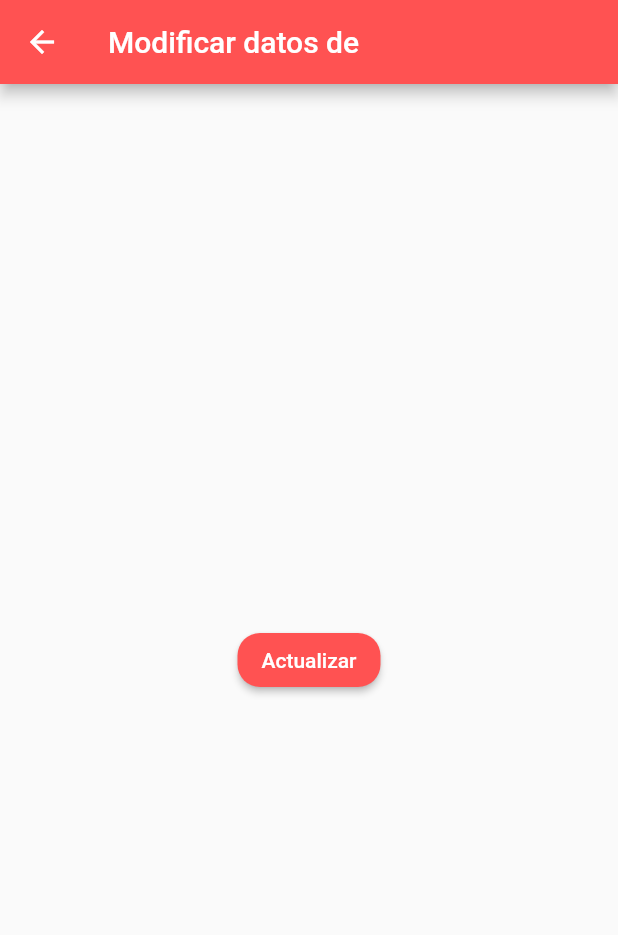
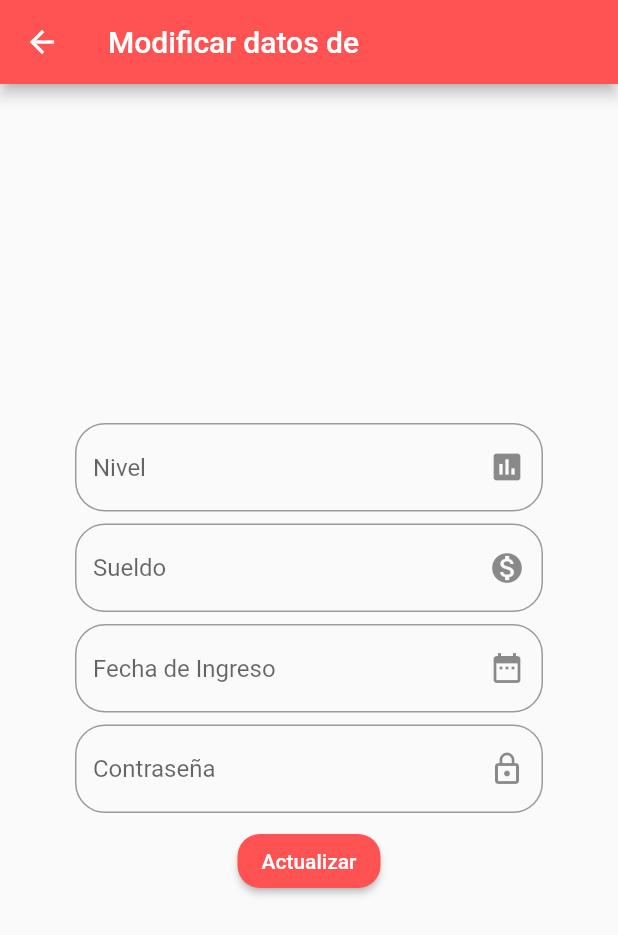
Before and after one commit to SerAguilarV/App_Flutter_API_DataIO, a Flutter app: the EditPage screen opened directly with empty values, after a tap on "Actualizar", on a phone screen of 412 x 824 dp. Shown: the top 935 px of the screen. Run offline on Flutter 3.47's test engine with Material 2 defaults, Android fonts, the phone set to English and light mode, and no system bars; network calls fail.

Commit message:
[ADD] EditPage's functionality added

```diff
--- a/lib/pages/editar_page.dart
+++ b/lib/pages/editar_page.dart
@@ -1,5 +1,9 @@
+import 'dart:convert';
+
 import 'package:api_node/utils/data.dart';
 import 'package:flutter/material.dart';
+
+import 'package:http/http.dart' as http;
 
 class EditPage extends StatefulWidget {
   EditPage(this.datos);
@@ -10,6 +14,18 @@ class EditPage extends StatefulWidget {
 }
 
 class _EditPageState extends State<EditPage> {
+  Map<String,Map<String,dynamic>> _campos = {
+    // "Nombre": {"Icono" : Icon(Icons.account_circle), "keyboard" : TextInputType.text, "data" : "", "json" : "NOMBRE"},
+    // "Apellidos": {"Icono": Icon(Icons.account_circle), "keyboard" : TextInputType.text, "data" : ""},
+    "Nivel" : {"Icono": Icon(Icons.assessment), "keyboard" : TextInputType.number, "data" : "", "json" :"NIVEL"},
+    "Sueldo" : {"Icono": Icon(Icons.monetization_on),  "keyboard" : TextInputType.number, "data" : "", "json" :"SUELDO"},
+    "Fecha de Ingreso": {"Icono": Icon(Icons.date_range),  "keyboard" : TextInputType.datetime, "data" : "", "json" :"FECHA_INGRESO"},
+    "Contraseña": {"Icono": Icon(Icons.lock_outline), "keyboard" : TextInputType.text, "data" : "", "json" :"PASSWORD"},
+  };
+  // List<String> _campos = ["Nombre", "Apellidos", "Nivel", "Sueldo", "Fecha de Ingreso"];
+  final Map _jsonEnviar = {};
+  String _fecha;
+  TextEditingController _inputField = new TextEditingController();
   @override
   Widget build(BuildContext context) {
     return Scaffold(
@@ -17,34 +33,122 @@ class _EditPageState extends State<EditPage> {
         title: Text("Modificar datos de ${widget.datos.usuario}"),
         backgroundColor: Colors.redAccent,
       ),
-       body: _camposEditar(),
-
+       body: _camposEditar(context),
+      //  floatingActionButton:
+      // floatingActionButtonLocation: FloatingActionButtonLocation.centerFloat,
     );
   }
 
-  Widget _camposEditar() {
+  Widget _camposEditar(context) {
     return Column(
-      mainAxisSize: MainAxisSize.max,
-      // crossAxisAlignment: CrossAxisAlignment.stretch,
       mainAxisAlignment: MainAxisAlignment.center,
+      children: <Widget>[
+        Container(
+          // alignment: Alignment.center,
+          // width: MediaQuery.of(context).size.width,
+            padding: EdgeInsets.symmetric(horizontal: 50),
+            child: Column(
+              // mainAxisSize: MainAxisSize.min,
+              // crossAxisAlignment: CrossAxisAlignment.center,
+              // mainAxisAlignment: MainAxisAlignment.start,
               children: _getFields(),
+            ),
+        ),
+      ],
     );
   }
 
   List<Widget> _getFields() {
     final List<Widget> listaWidgets = [];
-    listaWidgets.add(Container(
-      alignment: Alignment.center,
-      child: RaisedButton(
+    _campos.forEach((key, datos) {
+      if(key=="Fecha de Ingreso"){
+        listaWidgets.add( _crearFecha(context, datos));
+      } else {
+      final textField = new TextField(
+        obscureText: (key == "Contraseña")? true:false,
+        keyboardType: datos["keyboard"],
+        onChanged: (value){datos["data"] = value;},
+        decoration: InputDecoration(
+          border: OutlineInputBorder(borderRadius: BorderRadius.circular(20)),
+          hintText: key,
+          suffixIcon: datos["Icono"],
+        ),
+      );
+      listaWidgets.add(textField);
+      }
+    listaWidgets.add(SizedBox(height: 8,));
+    });
+    listaWidgets.add(RaisedButton(
           color: Colors.redAccent,
           shape: RoundedRectangleBorder(
             borderRadius: BorderRadius.circular(15)
           ),
           onPressed: (){
+            _campos.forEach((key, datos) {
+              // print("$key : ${datos["data"]}");
+              if(datos["data"] != ""){
+                if(key == "Nivel" || key == "Sueldo"){
+                  _jsonEnviar[datos["json"]] = int.parse(datos["data"]);
+                } else {
+                  _jsonEnviar[datos["json"]] = datos["data"];
+                }
+              }
+            });
+            print(_jsonEnviar);
+            _actualizarDatos();
           },
           child: Text("Actualizar", style: TextStyle(color: Colors.white),),
-      ),
-    ));
+      ),);
     return  listaWidgets;
   }
+
+   Widget _crearFecha(BuildContext context, datos) {
+    return TextField(
+      controller: _inputField,
+      enableInteractiveSelection: false,
+      decoration: InputDecoration(
+        border: OutlineInputBorder(borderRadius: BorderRadius.circular(20)),
+        hintText: "Fecha de Ingreso",
+        // labelText: 'Fecha de Nacimiento',
+        suffixIcon: Icon(Icons.date_range),
+      ),
+      onTap: (){
+        FocusScope.of(context).requestFocus(new FocusNode());
+        _selectDate(context, datos);
+      },
+    );
   }
+
+  void _selectDate(BuildContext context, datos) async {
+    DateTime picked = await showDatePicker(
+      context: context,
+      initialDate: new DateTime.now(),
+      firstDate: new DateTime(1950),
+      lastDate: DateTime.now(),
+      // locale: Locale('es', 'MX'),
+    );
+    if (picked != null){
+      setState(() {
+        _fecha = "${picked.day.toString()}/${picked.month.toString()}/${picked.year.toString()}";
+        _inputField.text = _fecha;
+        datos["data"] = picked;
+    });
+  }
+  }
+
+  Future<Null> _actualizarDatos() async {
+    final url = "http://192.168.1.106:5000/api/banco/usuarios/${widget.datos.idMongo}";
+    final headers = <String, String>{
+      'Content-Type': 'application/json; charset=UTF-8',
+      "Authorization": widget.datos.headers
+    };
+    final res = await http.patch(url,body: jsonEncode(_jsonEnviar), headers: headers);
+    if(res.statusCode == 200){
+      print("Actualizado :)");
+      Navigator.pop(context);
+    } else {
+      print("No actualizado :(");
+    }
+  }
+
+}
```
Lines whose indentation alone changed are shown as unchanged.
